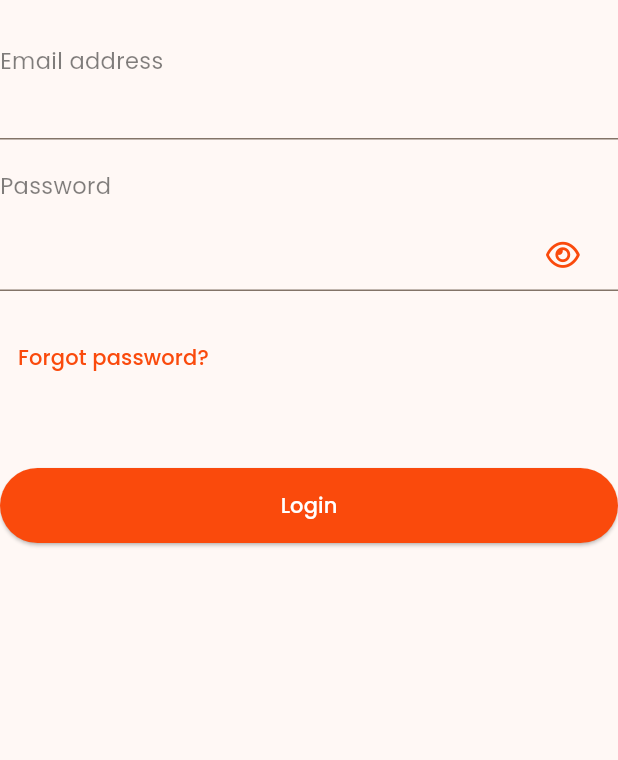
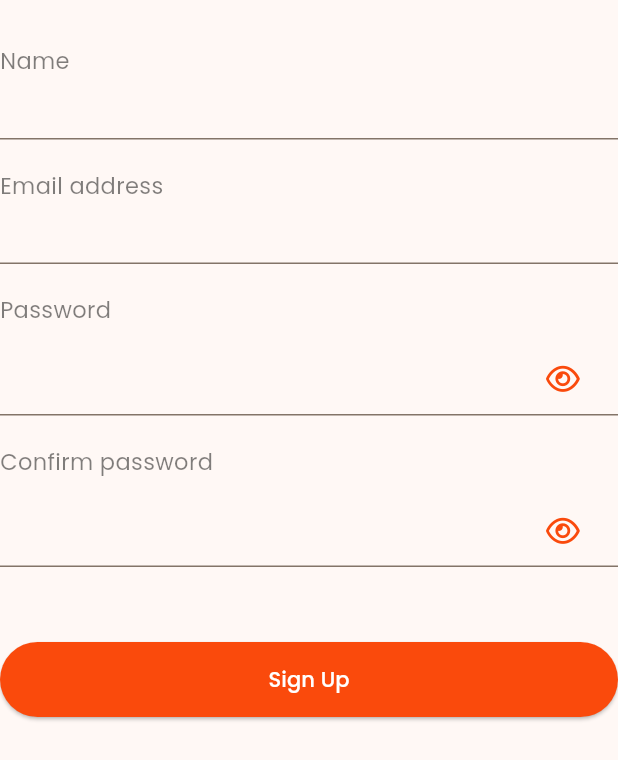
Before and after one commit to theshotayoboluwatife/bostan_abula_spot, a Flutter app: the SignUpForm widget shown alone on an empty page, opened directly, on a phone screen of 412 x 824 dp. Shown: the top 760 px of the screen. Run offline on Flutter 3.47's test engine with Material 3 defaults, Android fonts, the phone set to English and light mode, and no system bars; our stand-ins replace font_awesome_flutter, gap, go_router; project files that could hold a hidden picture were left out.

Commit message:
sign up screen

```diff
--- a/lib/features/authentication/presentation/login_signup_screen.dart
+++ b/lib/features/authentication/presentation/login_signup_screen.dart
@@ -1,10 +1,14 @@
 import 'package:AbulaBostan/features/authentication/presentation/widgets/login_form.dart';
+import 'package:AbulaBostan/features/authentication/presentation/widgets/signup_form.dart';
 import 'package:flutter/material.dart';
 import 'package:gap/gap.dart';
 
 import '../../../widgets/custom_text.dart';
 
 List<bool> selectedAuthType = [true, false];
+bool showLoginForm = true;
+String authTypeText = 'Login';
+
 
 class LoginSignUpScreen extends StatefulWidget {
   const LoginSignUpScreen({Key? key}) : super(key: key);
@@ -69,7 +73,7 @@ class _LoginSignUpScreenState extends State<LoginSignUpScreen> {
                 Container(
                   width: double.infinity,
                   padding: const EdgeInsets.all(20.0),
-                  child: const LoginForm(),
+                  child: authTypeText == 'Login' ? const LoginForm() : const SignUpForm(),
                 ),
               ],
             ),
@@ -88,10 +92,12 @@ class _LoginSignUpScreenState extends State<LoginSignUpScreen> {
       child: InkWell(
         onTap: () {
           setState(() {
+            showLoginForm = !showLoginForm;
             for (int i = 0; i < 2; i++) {
               selectedAuthType[i] = false;
             }
             selectedAuthType[index] = true;
+
           });
         },
         child: Column(
--- a/lib/features/authentication/presentation/widgets/signup_form.dart
+++ b/lib/features/authentication/presentation/widgets/signup_form.dart
@@ -14,7 +14,9 @@ class SignUpForm extends StatefulWidget {
 
 class _SignUpFormState extends State<SignUpForm> {
   final TextEditingController emailController = TextEditingController();
+  final TextEditingController nameController = TextEditingController();
   final TextEditingController passwordController = TextEditingController();
+  final TextEditingController cPasswordController = TextEditingController();
 
   @override
   Widget build(BuildContext context) {
@@ -23,6 +25,17 @@ class _SignUpFormState extends State<SignUpForm> {
         crossAxisAlignment: CrossAxisAlignment.start,
         children: [
           const Gap(30.0),
+          CustomText(
+            text: 'Name',
+            fontSize: 15,
+            color: Colors.black.withOpacity(0.5),
+          ),
+          const Gap(10.0),
+          EmailTextField(
+            controller: nameController,
+            textInputType: TextInputType.emailAddress,
+          ),
+          const Gap(20),
           CustomText(
             text: 'Email address',
             fontSize: 15,
@@ -45,15 +58,18 @@ class _SignUpFormState extends State<SignUpForm> {
             textInputType: TextInputType.visiblePassword,
           ),
           const Gap(20.0),
-          TextButton(
-            onPressed: () {},
-            child: const CustomText(
-              text: 'Forgot password?',
-              color: Color(0xffFA4A0C),
-            ),
+          CustomText(
+            text: 'Confirm password',
+            fontSize: 15,
+            color: Colors.black.withOpacity(0.5),
+          ),
+          const Gap(10.0),
+          PasswordTextField(
+            controller: cPasswordController,
+            textInputType: TextInputType.visiblePassword,
           ),
           const Gap(50.0),
-          AppButton(onPressed: () {}, text: 'Login'),
+          AppButton(onPressed: () {}, text: 'Sign Up'),
           const Gap(50.0),
         ],
       ),
```
